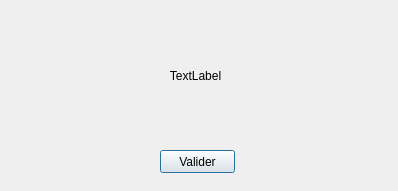
FredBELDA/CodingRulesChecker, file aboutdialog.ui: the form before one commit.
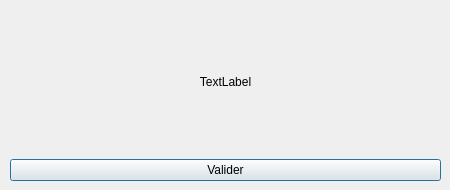
The form after the commit.

What changed in the file:
```diff
--- a/aboutdialog.ui
+++ b/aboutdialog.ui
@@ -6,41 +6,41 @@
    <rect>
     <x>0</x>
     <y>0</y>
-    <width>398</width>
-    <height>191</height>
+    <width>450</width>
+    <height>190</height>
    </rect>
   </property>
   <property name="windowTitle">
    <string>Dialog</string>
   </property>
-  <widget class="QPushButton" name="pushButton_Valider">
-   <property name="geometry">
-    <rect>
-     <x>160</x>
-     <y>150</y>
-     <width>75</width>
-     <height>23</height>
-    </rect>
-   </property>
-   <property name="text">
-    <string>Valider</string>
-   </property>
-  </widget>
-  <widget class="QLabel" name="label_About">
+  <widget class="QWidget" name="verticalLayoutWidget">
    <property name="geometry">
     <rect>
      <x>10</x>
      <y>10</y>
-     <width>371</width>
-     <height>131</height>
+     <width>431</width>
+     <height>171</height>
     </rect>
    </property>
+   <layout class="QVBoxLayout" name="verticalLayout">
+    <item>
+     <widget class="QLabel" name="label_About">
    <property name="text">
     <string>TextLabel</string>
    </property>
    <property name="alignment">
     <set>Qt::AlignCenter</set>
    </property>
+     </widget>
+    </item>
+    <item>
+     <widget class="QPushButton" name="pushButton_Valider">
+      <property name="text">
+       <string>Valider</string>
+      </property>
+     </widget>
+    </item>
+   </layout>
   </widget>
  </widget>
  <resources/>
```
Lines whose indentation alone changed are shown as unchanged.
